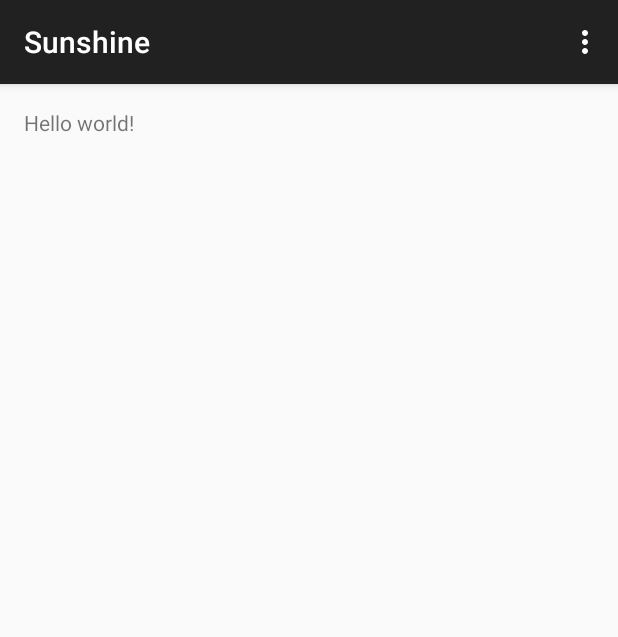
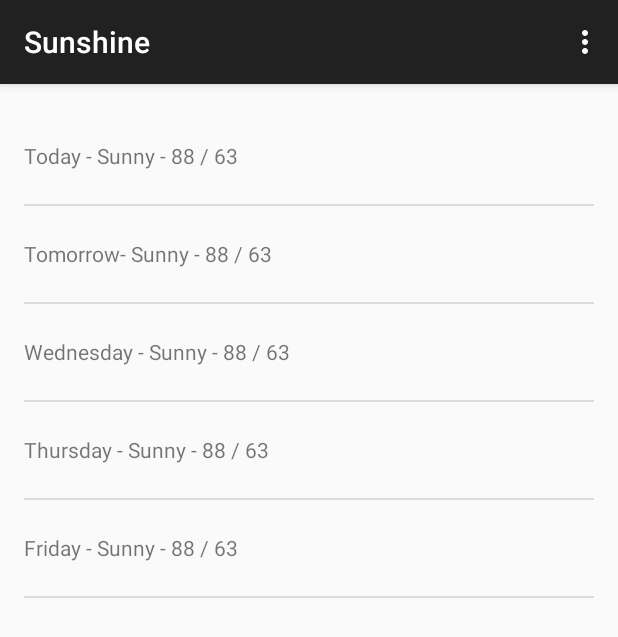
Before and after one commit to udacity/Sunshine-Version-2, an Android app: the screen it shows after launch (MainActivity), on a phone screen of 412 x 824 dp. Shown: the top 637 px of the screen. Run offline under Robolectric (Android 15) with nearby library versions, the phone set to English and light mode, and no system bars.

Commit message:
Completed Lesson One.

```diff
--- a/app/src/main/java/com/example/android/sunshine/app/MainActivity.java
+++ b/app/src/main/java/com/example/android/sunshine/app/MainActivity.java
@@ -8,6 +8,13 @@ import android.view.Menu;
 import android.view.MenuItem;
 import android.view.View;
 import android.view.ViewGroup;
+import android.widget.ArrayAdapter;
+import android.widget.ListAdapter;
+import android.widget.ListView;
+
+import java.util.ArrayList;
+import java.util.Arrays;
+import java.util.List;
 
 
 public class MainActivity extends ActionBarActivity {
@@ -18,8 +25,8 @@ public class MainActivity extends ActionBarActivity {
         setContentView(R.layout.activity_main);
         if (savedInstanceState == null) {
             getSupportFragmentManager().beginTransaction()
-                    .add(R.id.container, new PlaceholderFragment())
-                    .commit();
+                                       .add(R.id.container, new PlaceholderFragment())
+                                       .commit();
         }
     }
 
@@ -57,6 +64,25 @@ public class MainActivity extends ActionBarActivity {
         public View onCreateView(LayoutInflater inflater, ViewGroup container,
                                  Bundle savedInstanceState) {
             View rootView = inflater.inflate(R.layout.fragment_main, container, false);
+
+            String[] forecastArray = {
+                    "Today - Sunny - 88 / 63",
+                    "Tomorrow- Sunny - 88 / 63",
+                    "Wednesday - Sunny - 88 / 63",
+                    "Thursday - Sunny - 88 / 63",
+                    "Friday - Sunny - 88 / 63"
+            };
+
+            List<String> weekForecast = new ArrayList<>(Arrays.asList(forecastArray));
+
+            ArrayAdapter<String> forecastAdapter = new ArrayAdapter<>(getActivity(),
+                                                              R.layout.list_item_forecast,
+                                                              R.id.list_item_forecast_textview,
+                                                              weekForecast);
+
+            ListView forecastListView = (ListView)  rootView.findViewById(R.id.list_view_forecast);
+            forecastListView.setAdapter(forecastAdapter);
+
             return rootView;
         }
     }
--- a/app/src/main/res/layout/fragment_main.xml
+++ b/app/src/main/res/layout/fragment_main.xml
@@ -1,12 +1,17 @@
-<RelativeLayout xmlns:android="http://schemas.android.com/apk/res/android"
-    xmlns:tools="http://schemas.android.com/tools" android:layout_width="match_parent"
-    android:layout_height="match_parent" android:paddingLeft="@dimen/activity_horizontal_margin"
+<FrameLayout
+    xmlns:tools="http://schemas.android.com/tools"
+    android:layout_width="match_parent"
+    android:layout_height="match_parent"
+    android:paddingLeft="@dimen/activity_horizontal_margin"
     android:paddingRight="@dimen/activity_horizontal_margin"
     android:paddingTop="@dimen/activity_vertical_margin"
     android:paddingBottom="@dimen/activity_vertical_margin"
-    tools:context=".MainActivity$PlaceholderFragment">
+    tools:context=".MainActivity$PlaceholderFragment"
+    xmlns:android="http://schemas.android.com/apk/res/android">
 
-    <TextView android:text="@string/hello_world" android:layout_width="wrap_content"
-        android:layout_height="wrap_content" />
+    <ListView
+        android:layout_width="match_parent"
+        android:layout_height="match_parent"
+        android:id="@+id/list_view_forecast"/>
 
-</RelativeLayout>
+</FrameLayout>
--- /dev/null
+++ b/app/src/main/res/layout/list_item_forecast.xml
@@ -0,0 +1,8 @@
+<?xml version="1.0" encoding="utf-8"?>
+<TextView xmlns:android="http://schemas.android.com/apk/res/android"
+    android:layout_width="match_parent"
+    android:layout_height="match_parent"
+    android:minHeight="?android:attr/listPreferredItemHeight"
+    android:gravity="center_vertical"
+    android:id="@+id/list_item_forecast_textview">
+</TextView>
--- a/build.gradle
+++ b/build.gradle
@@ -5,7 +5,7 @@ buildscript {
         jcenter()
     }
     dependencies {
-        classpath 'com.android.tools.build:gradle:1.0.0'
+        classpath 'com.android.tools.build:gradle:1.3.0'
 
         // NOTE: Do not place your application dependencies here; they belong
         // in the individual module build.gradle files
```
Also changed, not shown: app/src/main/res/layout/activity_main.xml (+6 -3 lines).
